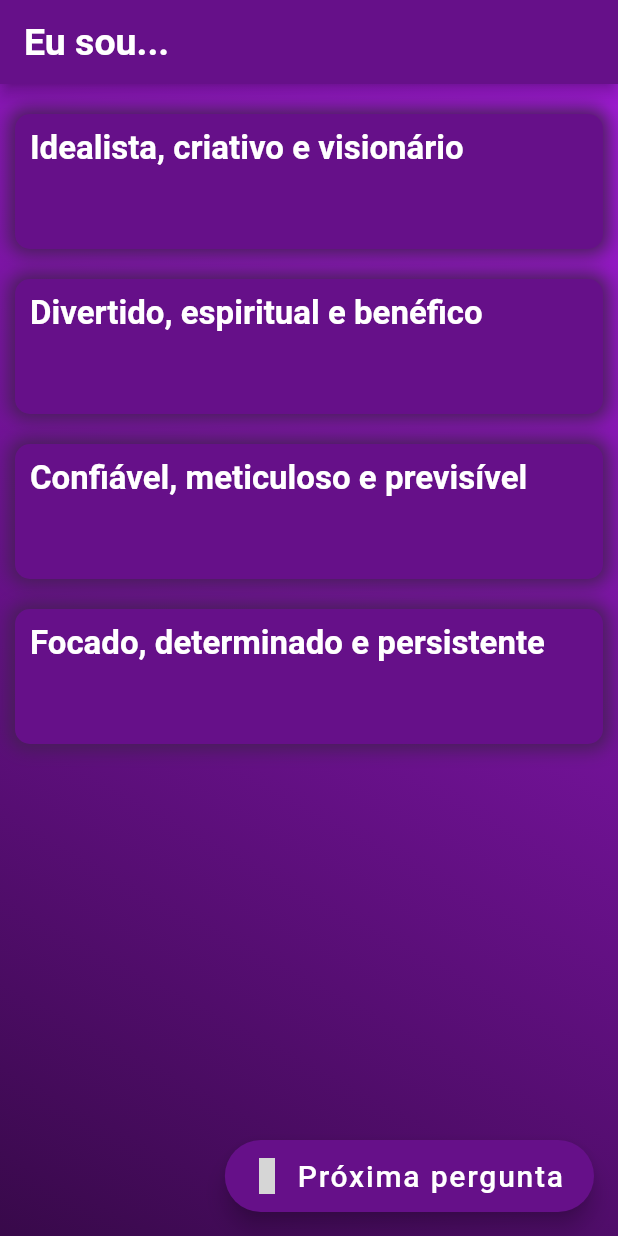
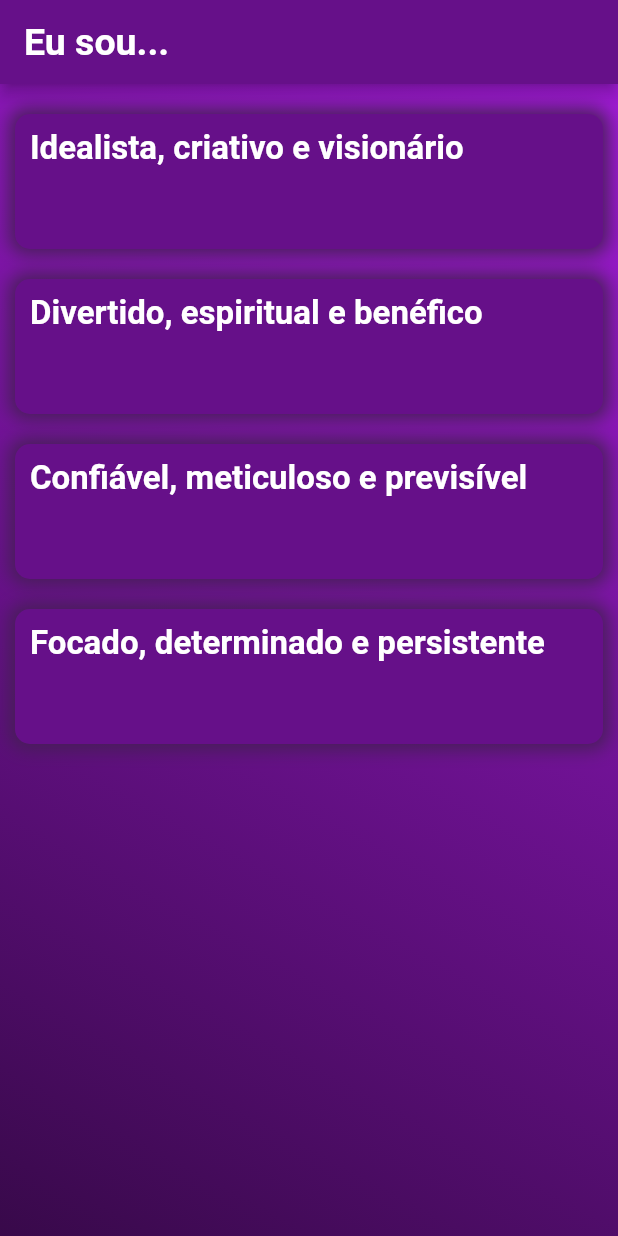
Before and after one commit to RicarteElias/Sigmund-Mobile, a Flutter app: the QuizPage screen opened directly, on a phone screen of 412 x 824 dp. Run offline on Flutter 3.47's test engine with Material 2 defaults, Android fonts, the phone set to English and light mode, and no system bars; our stand-ins replace material_design_icons_flutter; missing offline and left inert: nice_button; grey boxes are pictures that could not be loaded.

```diff
--- a/app/lib/src/sigmund/view/quiz/quiz-state.dart
+++ b/app/lib/src/sigmund/view/quiz/quiz-state.dart
@@ -8,11 +8,21 @@ import 'package:material_design_icons_flutter/material_design_icons_flutter.dart
 
 class QuizState extends State<QuizPage> with SingleTickerProviderStateMixin{
   final GlobalKey<AnimatedListState> _listKey = GlobalKey();
+  //controller da animação
   bool _animationController;
+  //Listas  para animação
   List<String> _listaAnimada = Questionario().questionario[0]['respostas'];
+  //Listas com as respostas
   List<String> _novasRespostas = Questionario().questionario[1]['respostas'];
+  //Texto da pergunta
   String _novaPergunta = Questionario().questionario[0]['pergunta'].toString()+ "..." ;
+  //controller da questão
   int _questaoController = 1;
+  //controller pra impedir double tap na lista
+  bool _isButtonTapped = false;
+
+  //parâmetro nao usado
+  get usless => null;
 
 
   @override
@@ -23,37 +33,45 @@ class QuizState extends State<QuizPage> with SingleTickerProviderStateMixin{
         backgroundColor: Constantes.ICON_COLOR,
       ),
 
-      floatingActionButton: FloatingActionButton.extended(
-        backgroundColor: Constantes.ICON_COLOR,
-        icon: Icon(MdiIcons.arrowRightBold),
-        label: Text("Próxima pergunta",style: TextStyle(fontSize: 20),),
-        onPressed: (){
-          _proximaPergunta();
-        },
-      ),
+//Floating button de próxima pergunta
+//      floatingActionButton: FloatingActionButton.extended(
+//        backgroundColor: Constantes.ICON_COLOR,
+//        icon: Icon(MdiIcons.arrowRightBold),
+//        label: Text("Próxima pergunta",style: TextStyle(fontSize: 20),),
+//        onPressed: (){
+//          _isButtonTapped?Null:_proximaPergunta();
+//          setState(() => _isButtonTapped =
+//          !_isButtonTapped);
+//        },
+//      ),
 
       body: Container(
         decoration: Constantes.BACKGROUND_GRADIENTE,
         child: AnimatedList(
           key: _listKey,
           initialItemCount: _listaAnimada.length,
-          itemBuilder: (context, index, animation) => _buildItem(context, _listaAnimada[index], animation),
+          itemBuilder: (context, index, animation) => _buildItem(context, _listaAnimada[index], animation,index),
         ),
       )
     );
   }
 
   //Builder da lista
-  Widget _buildItem(BuildContext context, String item, Animation<double> animation) {
+  Widget _buildItem(BuildContext context, String item, Animation<double> animation,index) {
     TextStyle textStyle = new TextStyle(fontSize: 22,color: Colors.white,fontWeight: FontWeight.bold);
     return Padding(
       padding: const EdgeInsets.only(top:20,left: 10,right: 10),
       child: ScaleTransition(
         scale: animation,
         alignment:_animationController==true?Alignment.centerLeft:Alignment.centerRight,
-        child: SizedBox(
+        child: GestureDetector(
+          onTap: (){
+            _isButtonTapped?Null:_proximaPergunta();
+            setState(() => _isButtonTapped =
+            !_isButtonTapped);
+          },child: SizedBox(
           height: 90,
-          child:  Container(
+            child:  Container(
               decoration: BoxDecoration(
                 boxShadow: [BoxShadow(color: Color.fromRGBO(68, 31, 84, 1.0), blurRadius: 10,spreadRadius: 3)],
                 borderRadius: BorderRadius.all(Radius.elliptical(10, 10)),color: Constantes.ICON_COLOR,),
@@ -61,6 +79,7 @@ class QuizState extends State<QuizPage> with SingleTickerProviderStateMixin{
                 child:Container(child: Text(item,style: textStyle,)),)
           ),
         ),
+        )
       ),
     );
   }
@@ -85,6 +104,7 @@ class QuizState extends State<QuizPage> with SingleTickerProviderStateMixin{
     //Timer para sincronizar a animação da lista
     Timer(Duration(milliseconds: 300), () {
       _adicionarRespostas();
+      _isButtonTapped = false;
     });
 
   }
@@ -96,7 +116,7 @@ class QuizState extends State<QuizPage> with SingleTickerProviderStateMixin{
     for (var i = 0; i < itemCount; i++) {
       String itemToRemove = _listaAnimada[0];
       _listKey.currentState.removeItem(0,
-            (BuildContext context, Animation<double> animation) => _buildItem(context, itemToRemove, animation),
+            (BuildContext context, Animation<double> animation) => _buildItem(context, itemToRemove, animation,usless),
         duration: const Duration(milliseconds: 250),
       );
       _listaAnimada.removeAt(0);
```
